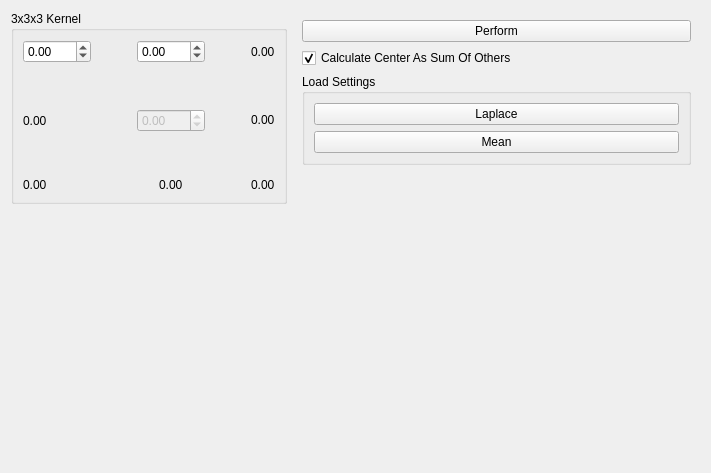
josefkoller/ambient_image_processor, file source/modules/convolution/ConvolutionWidget.ui: the form before one commit.
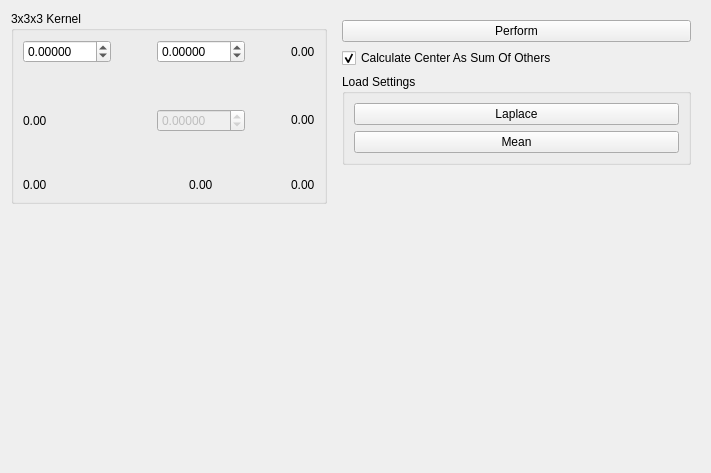
The form after the commit.

Commit message: increase decimals in ConvolutionWidget to 5

Diff of the .ui file:
```diff
--- a/source/modules/convolution/ConvolutionWidget.ui
+++ b/source/modules/convolution/ConvolutionWidget.ui
@@ -57,6 +57,9 @@
         <property name="minimum">
          <double>-999.000000000000000</double>
         </property>
+        <property name="decimals">
+         <number>5</number>
+        </property>
        </widget>
       </item>
       <item row="0" column="0" alignment="Qt::AlignLeft">
@@ -64,6 +67,9 @@
         <property name="minimum">
          <double>-999.000000000000000</double>
         </property>
+        <property name="decimals">
+         <number>5</number>
+        </property>
        </widget>
       </item>
       <item row="3" column="0">
@@ -115,6 +121,9 @@
         <property name="minimum">
          <double>-999.000000000000000</double>
         </property>
+        <property name="decimals">
+         <number>5</number>
+        </property>
        </widget>
       </item>
       <item row="4" column="2" alignment="Qt::AlignHCenter|Qt::AlignBottom">
```
